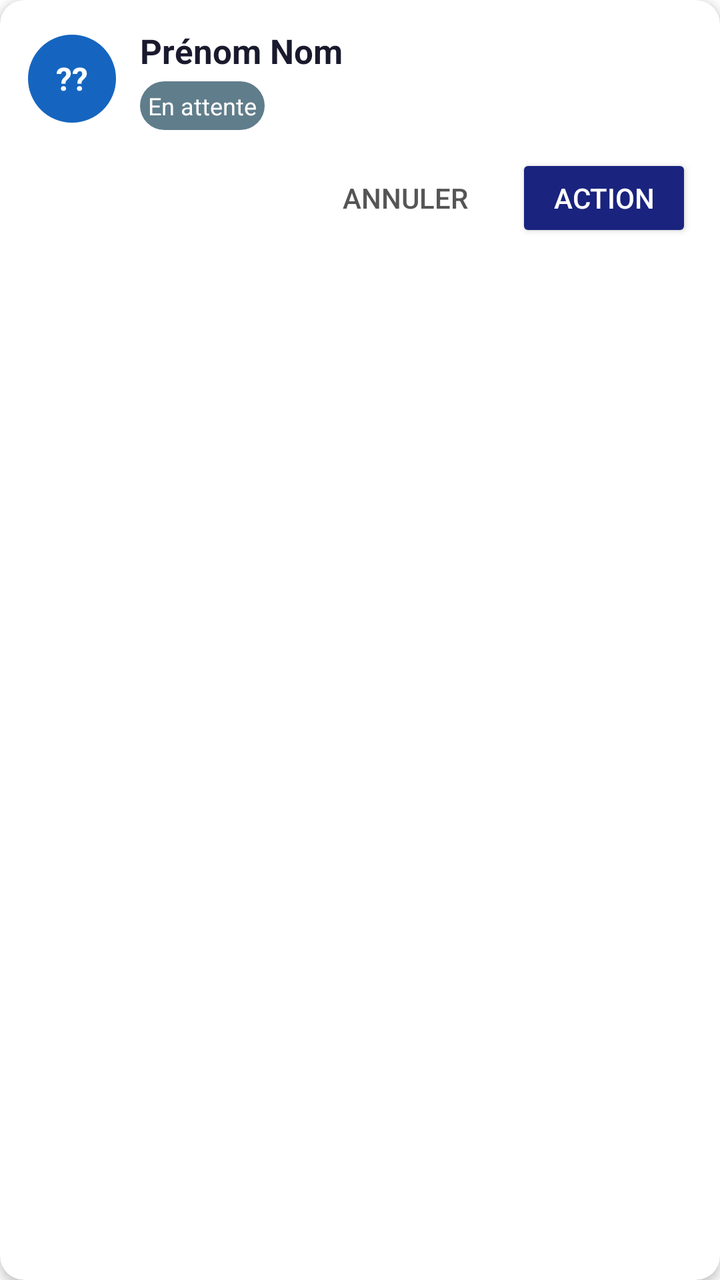
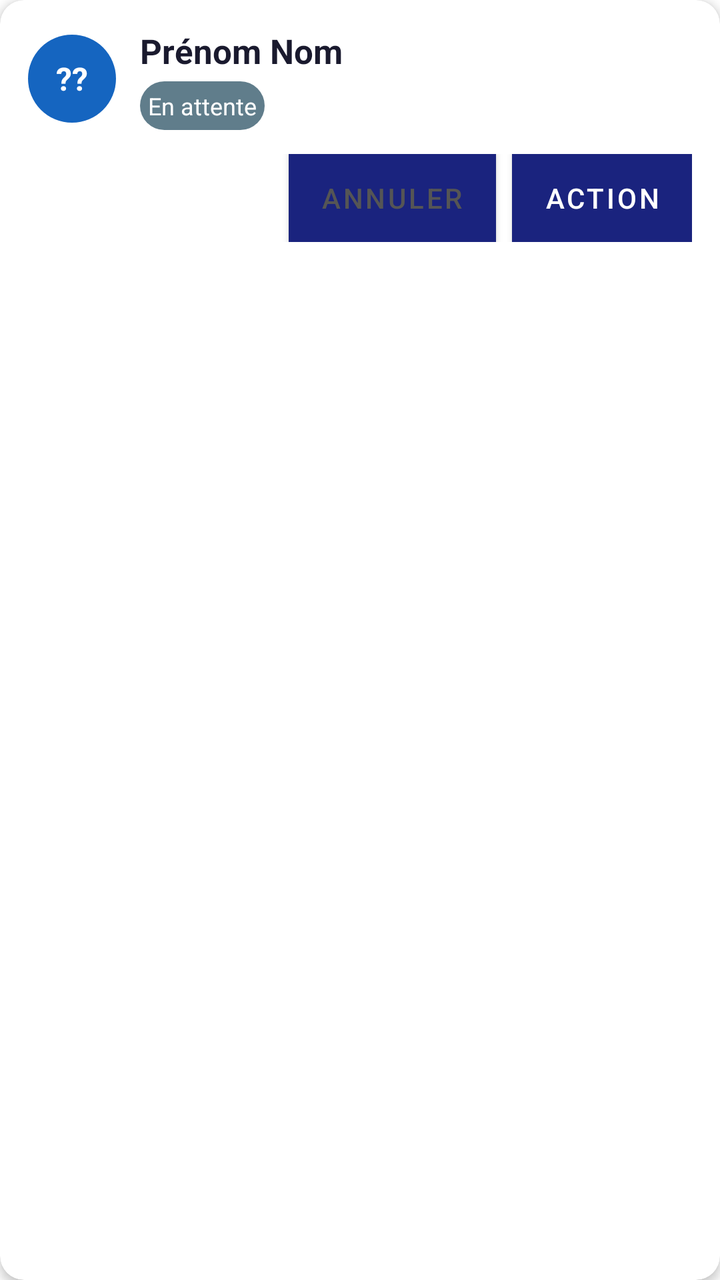

Compare the two renders of this Android layout. The source of the first and the diff that turns it into the second are given below.
<!-- AndroidManifest.xml: application theme Theme.Follow -->
<!-- res/layout/item_vol.xml -->
<?xml version="1.0" encoding="utf-8"?>
<androidx.cardview.widget.CardView
    xmlns:android="http://schemas.android.com/apk/res/android"
    xmlns:app="http://schemas.android.com/apk/res-auto"
    android:id="@+id/cardView"
    android:layout_width="match_parent"
    android:layout_height="wrap_content"
    android:layout_marginLeft="4dp"
    android:layout_marginRight="4dp"
    android:layout_marginTop="5dp"
    android:layout_marginBottom="5dp"
    app:cardCornerRadius="12dp"
    app:cardElevation="3dp">

    <LinearLayout
        android:layout_width="match_parent"
        android:layout_height="wrap_content"
        android:orientation="vertical"
        android:padding="14dp">

        <LinearLayout
            android:layout_width="match_parent"
            android:layout_height="wrap_content"
            android:orientation="horizontal"
            android:gravity="center_vertical">

            <TextView
                android:id="@+id/tvInitiales"
                android:layout_width="44dp"
                android:layout_height="44dp"
                android:gravity="center"
                android:textSize="16sp"
                android:textStyle="bold"
                android:textColor="#FFFFFF"
                android:background="@drawable/bg_avatar"
                android:text="??" />

            <LinearLayout
                android:layout_width="0dp"
                android:layout_height="wrap_content"
                android:layout_weight="1"
                android:orientation="vertical"
                android:layout_marginLeft="12dp">

                <TextView
                    android:id="@+id/tvNom"
                    android:layout_width="wrap_content"
                    android:layout_height="wrap_content"
                    android:textSize="17sp"
                    android:textStyle="bold"
                    android:textColor="#1A1A2E"
                    android:text="Prénom Nom" />

                <TextView
                    android:id="@+id/tvStatut"
                    android:layout_width="wrap_content"
                    android:layout_height="wrap_content"
                    android:layout_marginTop="4dp"
                    android:padding="4dp"
                    android:textSize="12sp"
                    android:textColor="#FFFFFF"
                    android:background="@drawable/bg_badge"
                    android:text="En attente" />

            </LinearLayout>

            <TextView
                android:id="@+id/tvTime"
                android:layout_width="wrap_content"
                android:layout_height="wrap_content"
                android:textSize="18sp"
                android:textStyle="bold"
                android:textColor="#1565C0"
                android:fontFamily="monospace"
                android:visibility="gone"
                android:text="09:34" />

        </LinearLayout>

        <TextView
            android:id="@+id/tvExos"
            android:layout_width="match_parent"
            android:layout_height="wrap_content"
            android:layout_marginTop="8dp"
            android:padding="8dp"
            android:textSize="13sp"
            android:textColor="#1565C0"
            android:background="@drawable/bg_exos"
            android:visibility="gone"
            android:text="NF2 5 • NF2 6" />

        <LinearLayout
            android:layout_width="match_parent"
            android:layout_height="wrap_content"
            android:orientation="horizontal"
            android:layout_marginTop="12dp"
            android:gravity="end">

            <Button
                android:id="@+id/btnSecondary"
                android:layout_width="wrap_content"
                android:layout_height="44dp"
                android:layout_marginRight="8dp"
                android:textSize="14sp"
                android:textColor="#555555"
                style="@style/Widget.AppCompat.Button.Borderless"
                android:text="Annuler" />

            <Button
                android:id="@+id/btnPrimary"
                android:layout_width="wrap_content"
                android:layout_height="44dp"
                android:textSize="14sp"
                android:textColor="#FFFFFF"
                style="@style/Widget.AppCompat.Button.Colored"
                android:text="Action" />

        </LinearLayout>

    </LinearLayout>

</androidx.cardview.widget.CardView>
<!-- resources referenced by this layout -->
<resources>
  <!-- drawable bg_avatar (drawable) -->
  <?xml version="1.0" encoding="utf-8"?>
  <shape xmlns:android="http://schemas.android.com/apk/res/android"
      android:shape="oval">
      <solid android:color="#1565C0" />
  </shape>
  <!-- drawable bg_badge (drawable) -->
  <?xml version="1.0" encoding="utf-8"?>
  <shape xmlns:android="http://schemas.android.com/apk/res/android"
      android:shape="rectangle">
      <corners android:radius="20dp" />
      <solid android:color="#607D8B" />
  </shape>
  <!-- drawable bg_exos (drawable) -->
  <?xml version="1.0" encoding="utf-8"?>
  <shape xmlns:android="http://schemas.android.com/apk/res/android"
      android:shape="rectangle">
      <corners android:radius="8dp" />
      <solid android:color="#E3F2FD" />
      <stroke android:width="1dp" android:color="#90CAF9" />
  </shape>
  <style name="Theme.Follow" parent="Theme.MaterialComponents.Light.NoActionBar">
          <item name="colorPrimary">@color/colorPrimary</item>
          <item name="colorPrimaryDark">@color/colorPrimaryDark</item>
          <item name="colorAccent">@color/colorAccent</item>
          <item name="android:windowBackground">@android:color/white</item>
      </style>
  <color name="colorPrimary">#1A237E</color>
  <color name="colorPrimaryDark">#0D1452</color>
  <color name="colorAccent">#2196F3</color>
</resources>

<!-- the commit's change to res/layout/item_vol.xml (unified diff, before → after) -->
@@ -96,14 +96,14 @@
             android:layout_marginTop="12dp"
             android:gravity="end">
 
-            <Button
+    <Button
                 android:id="@+id/btnSecondary"
                 android:layout_width="wrap_content"
                 android:layout_height="44dp"
                 android:layout_marginRight="8dp"
                 android:textSize="14sp"
                 android:textColor="#555555"
-                style="@style/Widget.AppCompat.Button.Borderless"
+                android:background="#E0E0E0"
                 android:text="Annuler" />
 
             <Button
@@ -112,7 +112,7 @@
                 android:layout_height="44dp"
                 android:textSize="14sp"
                 android:textColor="#FFFFFF"
-                style="@style/Widget.AppCompat.Button.Colored"
+                android:background="#1565C0"
                 android:text="Action" />
 
         </LinearLayout>
